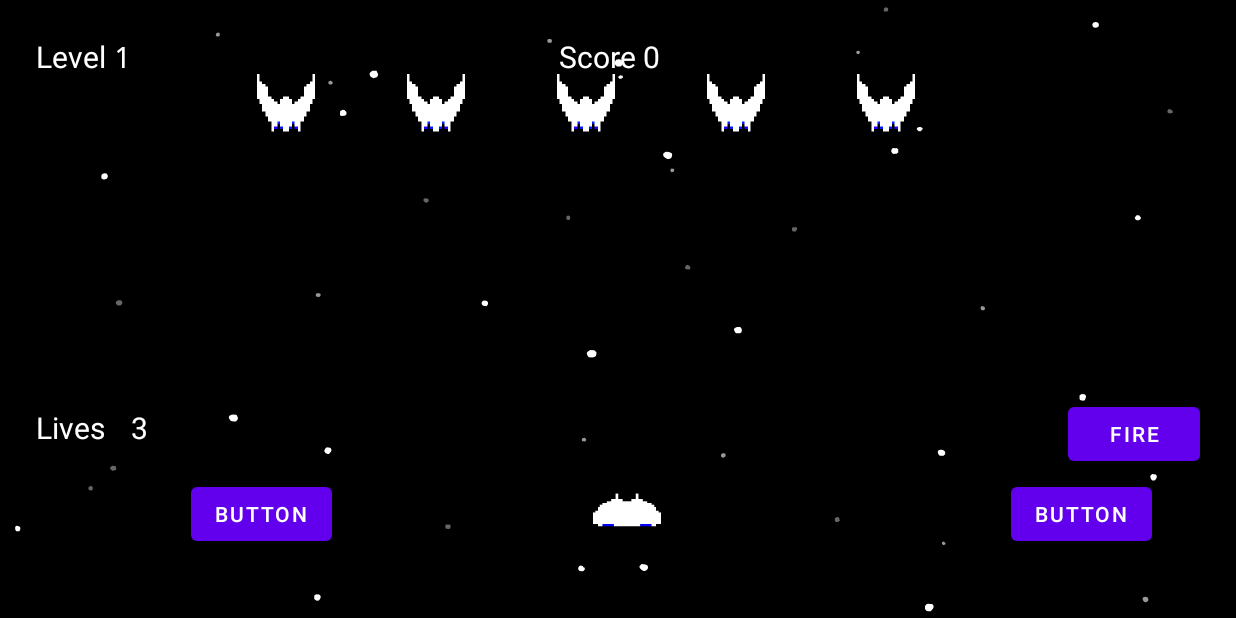
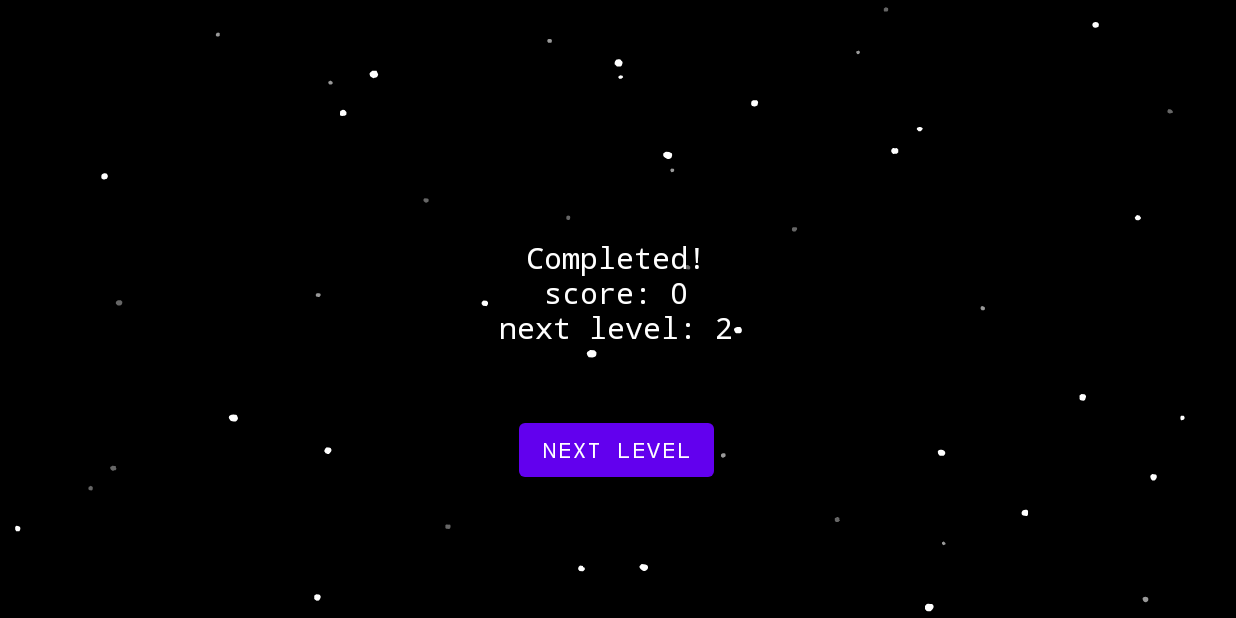
Before and after one commit to retr00h/SpaceInvaders, an Android app: the screen it shows after launch (MainActivity), after a tap on "START", on a phone screen of 824 x 412 dp (held sideways). Run offline under Robolectric (Android 15) with nearby library versions, the phone set to English and light mode, and no system bars; 1 statement that could not run was skipped.

Commit message:
Aggiunti livelli e punteggio effettivi

```diff
--- a/app/src/main/java/com/devfabiocirelli/spaceinvaders/GameFragment.kt
+++ b/app/src/main/java/com/devfabiocirelli/spaceinvaders/GameFragment.kt
@@ -1,6 +1,7 @@
 package com.devfabiocirelli.spaceinvaders
 
 import android.os.Bundle
+import android.util.Log
 import android.view.LayoutInflater
 import android.view.View
 import android.view.ViewGroup
@@ -10,7 +11,7 @@ import androidx.fragment.app.Fragment
 import kotlinx.android.synthetic.main.fragment_game.*
 import kotlin.concurrent.thread
 
-class GameFragment(val mainActivity: MainActivity, var gameData: GameData) : Fragment() {
+class GameFragment(val mainActivity: MainActivity) : Fragment() {
     val TAG = "GameFragment"
 
     lateinit var rightButton: Button
@@ -21,6 +22,10 @@ class GameFragment(val mainActivity: MainActivity, var gameData: GameData) : Fra
     lateinit var livesTextView: TextView
     lateinit var scoreText: TextView
     var fire = false
+    var wichLevel = 0
+    var numEnemies = 0
+    var lives = 0
+    var score = 0
 
     override fun onCreateView(inflater: LayoutInflater, container: ViewGroup?, savedInstanceState: Bundle?): View? {
 
@@ -32,15 +37,16 @@ class GameFragment(val mainActivity: MainActivity, var gameData: GameData) : Fra
         livesTextView = rootView.findViewById(R.id.livesInt)
         scoreText = rootView.findViewById(R.id.scoreIntView)
 
-        val wichLevel = gameData.level
-        val numEnemies = gameData.enemies
-        val lives = gameData.lives
-        val score = gameData.score
+        val gameData = mainActivity.dataBaseHelper.readGameData()
 
-        levelText.setText("${wichLevel}")
-        livesTextView.setText("${lives}")
-        scoreText.setText("${score}")
-        //gameField.generateEnemy(numEnemies)
+        wichLevel = gameData.level
+        numEnemies = gameData.enemies
+        lives = gameData.lives
+        score = gameData.score
+
+        levelText.setText("${mainActivity.applicationContext.getString(R.string.LevelText)}: ${wichLevel}")
+        livesTextView.setText("${mainActivity.applicationContext.getString(R.string.livesText)}: ${lives}")
+        scoreText.setText("${mainActivity.applicationContext.getString(R.string.scoreText)}: ${score}")
 
         rightButton.setOnClickListener{
             gameField.onClickUpdateRight()
@@ -59,27 +65,46 @@ class GameFragment(val mainActivity: MainActivity, var gameData: GameData) : Fra
 
         thread(start = true) {
             var timing = 0
+
             while (true) {
                 //Se il giocatore ha sparato, entra nell'if e chiede alla view di ridisegnarsi ogni 10 millisecondi
                     try {
                         if (fire) {
-                            if (timing % 2 == 0) {
+                            //if (timing % 2 == 0) {
                                 var fine = gameField.onClickFire()
                                 gameField.invalidate()
                                 if (fine == 0) {
                                     fire = false
                                 }
-                                timing = 0
-                            }
+                            //timing = 0
+                            //}
                         }
                         timing++
+
                         if (gameField.start) {
                             gameField.enemyUpdatePosition()
                         }
+
+                        if(gameField.colpito) {
+                            gameField.colpito = false
+                            score += gameField.points
+                            setNewScore(score)
+                        }
+
                         Thread.sleep(100)
+
+                        if(gameField.getEnemy() <= 0){
+                            score += gameField.points
+                            setNewScore(score)
+                            mainActivity.scoreFragment()
+                            setEnemies(numEnemies)
+                            break
+                        }
+
                     } catch (e :NullPointerException) {
                         break
                     }
+
 
             }
         }
@@ -91,12 +116,25 @@ class GameFragment(val mainActivity: MainActivity, var gameData: GameData) : Fra
 
     }
 
+    override fun onStart() {
+        super.onStart()
+        setEnemies(numEnemies)
+    }
+
     override fun onPause() {
         super.onPause()
-        val newGameData = mainActivity.dataBaseHelper.updateGameData(scoreText.text.toString().toInt(), livesTextView.text.toString().toInt(), gameField.getEnemy(), levelText.text.toString().toInt(), 1)
+        mainActivity.dataBaseHelper.updateGameData(score, lives, gameField.getEnemy(), wichLevel, 1)
 
     }
 
+    private fun setEnemies(enemies: Int){
+        gameField.generateEnemy(enemies)
+    }
 
+    private fun setNewScore(newScore: Int){
+        scoreText.post {
+            scoreText.setText("${mainActivity.applicationContext.getString(R.string.scoreText)}: ${newScore}")
+        }
+    }
 
 }
--- a/app/src/main/java/com/devfabiocirelli/spaceinvaders/MainActivity.kt
+++ b/app/src/main/java/com/devfabiocirelli/spaceinvaders/MainActivity.kt
@@ -48,7 +48,7 @@ class MainActivity : AppCompatActivity() {
         conf.locale = if (settings.locale.startsWith("en")) Locale.ENGLISH else Locale.ITALIAN
         resources.updateConfiguration(conf, dm)
 
-        gameFragment = GameFragment(this, gameData)
+        gameFragment = GameFragment(this)
 
         // inserisce l'istanza di startPageFragment nel contentFragment e la visualizza
         val fragmentManager = supportFragmentManager
@@ -92,4 +92,29 @@ class MainActivity : AppCompatActivity() {
                 or View.SYSTEM_UI_FLAG_HIDE_NAVIGATION
                 or View.SYSTEM_UI_FLAG_FULLSCREEN)
     }
+
+    fun scoreFragment(){
+        val nextLevelFragment = ScoreFragment(this)
+        val fragmentManager = supportFragmentManager
+        val transaction: FragmentTransaction = fragmentManager.beginTransaction()
+        transaction.replace(R.id.contentFragment, nextLevelFragment)
+        transaction.commit()
+    }
+
+    fun gameFragment(){
+        gameFragment = GameFragment(this)
+        val fragmentManager = supportFragmentManager
+        val transaction: FragmentTransaction = fragmentManager.beginTransaction()
+        transaction.replace(R.id.contentFragment, gameFragment)
+        transaction.commit()
+    }
+
+    fun startPageFragment(){
+        val fragmentManager = supportFragmentManager
+        val transaction: FragmentTransaction = fragmentManager.beginTransaction()
+        transaction.replace(R.id.contentFragment, startPageFragment)
+        transaction.commit()
+    }
+
+
 }
--- a/app/src/main/java/com/devfabiocirelli/spaceinvaders/Player.kt
+++ b/app/src/main/java/com/devfabiocirelli/spaceinvaders/Player.kt
@@ -24,12 +24,12 @@ class Player(context: Context, width: Int, height: Int) {
     val selectedCustom = dataBaseHelper.readCustomization()
 
     var selectedShipColor = when(selectedCustom.color) {
-        0 -> R.color.green
-        1 -> R.color.blue
-        2 -> R.color.red
-        3 -> R.color.grey
-        4 -> R.color.darkGrey
-        else -> R.color.white
+        0 -> Color.GREEN
+        1 -> Color.BLUE
+        2 -> Color.RED
+        3 -> Color.GRAY
+        4 -> Color.YELLOW
+        else -> Color.WHITE
     }
 
     private var selectedShip = when(selectedCustom.ship){
@@ -40,13 +40,10 @@ class Player(context: Context, width: Int, height: Int) {
         else -> R.mipmap.ic_playership_1_foreground
     }
 
-    //TODO: controllare
-    val ship = setShip(selectedShip, selectedShipColor)
-
-    val shipBitmap =  BitmapFactory.decodeResource(context.resources, ship)
+    val shipBitmap =  BitmapFactory.decodeResource(context.resources, selectedShip)
     val mShipBitmap =  Bitmap.createScaledBitmap(shipBitmap, h, w, false)
 
-    //Le seguenti coordinate vengono utilizzate anche per i proiettili
+    //Le seguenti coordinate vengono utilizzate per la hitbox del giocatore e per i proiettili
     var top = y + (mShipBitmap.height*0.3).toInt()
     var bottom= y + (mShipBitmap.height*0.8).toInt()
     val left = x + (mShipBitmap.width*0.2).toInt()
@@ -108,15 +105,6 @@ class Player(context: Context, width: Int, height: Int) {
 
     }
 
-
-    //TODO: da controllare
-    //Imposta il colore dell'astronave
-    private fun setShip(selectedShip: Int, selectedColor: Int): Int{
-
-        return selectedShip
-
-    }
-
     fun compactBulletList(bullet: Rect){
         var tempBulletList = mutableListOf<Rect>()
         for(r: Rect in bulletList){
--- /dev/null
+++ b/app/src/main/java/com/devfabiocirelli/spaceinvaders/ScoreFragment.kt
@@ -0,0 +1,71 @@
+package com.devfabiocirelli.spaceinvaders
+
+import android.os.Bundle
+import android.util.Log
+import androidx.fragment.app.Fragment
+import android.view.LayoutInflater
+import android.view.View
+import android.view.ViewGroup
+import android.widget.Button
+import android.widget.TextView
+import androidx.fragment.app.FragmentTransaction
+import kotlinx.android.synthetic.main.fragment_customization.*
+import kotlinx.android.synthetic.main.fragment_score.*
+
+class ScoreFragment(val mainActivity: MainActivity) : Fragment() {
+
+
+    lateinit var rootView: View
+    lateinit var textView: TextView
+    lateinit var nextLevelButton: Button
+
+
+    override fun onCreateView(
+        inflater: LayoutInflater, container: ViewGroup?,
+        savedInstanceState: Bundle?
+    ): View? {
+
+        rootView = inflater.inflate(R.layout.fragment_score, container, false)
+        textView = rootView.findViewById(R.id.textView2)
+        nextLevelButton = rootView.findViewById(R.id.nextLevelButton)
+
+        val gameData = mainActivity.dataBaseHelper.readGameData()
+        var level = gameData.level
+        var numEnemies = gameData.enemies
+        var lives = gameData.lives
+        var score = gameData.score
+
+        level++
+
+        if(level == 6){
+
+            textView.setText("${mainActivity.applicationContext.getString(R.string.gameCompleted)}")
+
+            nextLevelButton.setText("${mainActivity.applicationContext.getString(R.string.HomePage)}")
+
+            nextLevelButton.setOnClickListener{
+                mainActivity.dataBaseHelper.updateGameData(0, 3, 2, 1, 0)
+                mainActivity.startPageFragment()
+            }
+
+        } else {
+
+            textView.setText(
+                "${mainActivity.applicationContext.getString(R.string.CompletedText)}\n" +
+                        "score: ${score}\n" +
+                        "next level: ${level}"
+            )
+
+            nextLevelButton.setOnClickListener {
+
+                numEnemies = level + 2
+                mainActivity.dataBaseHelper.updateGameData(score, lives, numEnemies, level, 1)
+                mainActivity.gameFragment()
+            }
+
+        }
+
+        return rootView
+    }
+
+}
--- a/app/src/main/java/com/devfabiocirelli/spaceinvaders/StartPageFragment.kt
+++ b/app/src/main/java/com/devfabiocirelli/spaceinvaders/StartPageFragment.kt
@@ -2,6 +2,7 @@ package com.devfabiocirelli.spaceinvaders
 
 import android.content.DialogInterface
 import android.os.Bundle
+import android.util.Log
 import android.view.LayoutInflater
 import android.view.View
 import android.view.ViewGroup
@@ -53,6 +54,7 @@ class StartPageFragment(private val mainActivity: MainActivity) : Fragment() {
                 // non viene annullato, ma persiste
                 builder.setCancelable(false)
                 builder.setPositiveButton(getString(R.string.alertPositiveButton)) { _: DialogInterface, _: Int ->
+                    mainActivity.dataBaseHelper.updateGameData(0, 3, 2, 1, 1)
                     startGame()
                 }
                 builder.setNegativeButton(getString(R.string.alertNegativeButton)) { _: DialogInterface, _: Int ->}
@@ -66,7 +68,8 @@ class StartPageFragment(private val mainActivity: MainActivity) : Fragment() {
         resumeBtn.setOnClickListener{
             // se uno qualunque dei dati di gioco equivale a -1, non c'è una partita salvata,
             // quindi non si può riprendere una partita salvata
-            if (mainActivity.gameData.resumableGame == 1) {
+            if (mainActivity.gameData.resumableGame == 0) {
+                Log.i("CIAOO", "${mainActivity.gameData.resumableGame}")
                 Toast.makeText(context, getString(R.string.noSavedGameAvailable), Toast.LENGTH_SHORT).show()
             } else {
                 startGame()
--- a/app/src/main/res/layout-land/fragment_game.xml
+++ b/app/src/main/res/layout-land/fragment_game.xml
@@ -27,7 +27,7 @@
         android:text="Button"
         app:layout_constraintBottom_toBottomOf="parent"
         app:layout_constraintEnd_toStartOf="@+id/rightButton"
-        app:layout_constraintHorizontal_bias="0.714"
+        app:layout_constraintHorizontal_bias="0.0"
         app:layout_constraintStart_toStartOf="parent"
         app:layout_constraintTop_toTopOf="parent"
         app:layout_constraintVertical_bias="0.933" />
@@ -65,21 +65,25 @@
         app:layout_constraintBottom_toBottomOf="parent"
         app:layout_constraintEnd_toEndOf="parent"
         app:layout_constraintHorizontal_bias="0.0"
-        app:layout_constraintStart_toEndOf="@+id/levelTextView"
+        app:layout_constraintStart_toStartOf="parent"
         app:layout_constraintTop_toTopOf="parent"
-        app:layout_constraintVertical_bias="0.0" />
+        app:layout_constraintVertical_bias="0.0"
+        tools:text="@string/LevelText" />
 
     <TextView
         android:id="@+id/livesInt"
         android:layout_width="wrap_content"
         android:layout_height="wrap_content"
-        android:text="TextView"
+        android:layout_marginTop="40dp"
+        android:text="@string/livesText"
         android:textColor="#FFFFFF"
         android:textSize="20sp"
-        app:layout_constraintBaseline_toBaselineOf="@+id/livesTextView"
+        app:layout_constraintBottom_toBottomOf="parent"
         app:layout_constraintEnd_toEndOf="parent"
-        app:layout_constraintHorizontal_bias="0.083"
-        app:layout_constraintStart_toStartOf="parent" />
+        app:layout_constraintHorizontal_bias="0.0"
+        app:layout_constraintStart_toStartOf="parent"
+        app:layout_constraintTop_toBottomOf="@+id/levelIntView"
+        app:layout_constraintVertical_bias="0.678" />
 
     <TextView
         android:id="@+id/scoreIntView"
@@ -87,48 +91,12 @@
         android:layout_height="wrap_content"
         android:textColor="#FDFDFD"
         android:textSize="20sp"
-        app:layout_constraintBaseline_toBaselineOf="@+id/scoreTextView"
+        app:layout_constraintBottom_toBottomOf="parent"
         app:layout_constraintEnd_toEndOf="parent"
-        app:layout_constraintHorizontal_bias="0.529"
+        app:layout_constraintHorizontal_bias="0.499"
         app:layout_constraintStart_toStartOf="parent"
-        tools:text="@tools:sample/cities" />
-
-    <TextView
-        android:id="@+id/levelTextView"
-        android:layout_width="wrap_content"
-        android:layout_height="wrap_content"
-        android:text="@string/LevelText"
-        android:textColor="#FFFFFF"
-        android:textSize="20sp"
-        app:layout_constraintBaseline_toBaselineOf="@+id/levelIntView"
-        app:layout_constraintStart_toStartOf="parent" />
-
-    <TextView
-        android:id="@+id/livesTextView"
-        android:layout_width="wrap_content"
-        android:layout_height="wrap_content"
-        android:text="@string/livesText"
-        android:textColor="#FFFFFF"
-        android:textSize="20sp"
-        app:layout_constraintBottom_toBottomOf="parent"
-        app:layout_constraintEnd_toStartOf="@+id/livesInt"
-        app:layout_constraintHorizontal_bias="0.0"
-        app:layout_constraintStart_toStartOf="parent"
-        app:layout_constraintTop_toBottomOf="@+id/levelTextView"
-        app:layout_constraintVertical_bias="0.712" />
-
-    <TextView
-        android:id="@+id/scoreTextView"
-        android:layout_width="wrap_content"
-        android:layout_height="wrap_content"
-        android:text="@string/scoreText"
-        android:textColor="#FFFFFF"
-        android:textSize="20sp"
-        app:layout_constraintBottom_toBottomOf="parent"
-        app:layout_constraintEnd_toStartOf="@+id/scoreIntView"
-        app:layout_constraintHorizontal_bias="1.0"
-        app:layout_constraintStart_toEndOf="@+id/levelIntView"
         app:layout_constraintTop_toTopOf="parent"
-        app:layout_constraintVertical_bias="0.0" />
+        app:layout_constraintVertical_bias="0.0"
+        tools:text="@string/scoreText" />
 
 </androidx.constraintlayout.widget.ConstraintLayout>
--- /dev/null
+++ b/app/src/main/res/layout-land/fragment_score.xml
@@ -0,0 +1,36 @@
+<?xml version="1.0" encoding="utf-8"?>
+<androidx.constraintlayout.widget.ConstraintLayout xmlns:android="http://schemas.android.com/apk/res/android"
+    xmlns:app="http://schemas.android.com/apk/res-auto"
+    xmlns:tools="http://schemas.android.com/tools"
+    android:layout_width="match_parent"
+    android:layout_height="match_parent"
+    tools:context=".ScoreFragment" >
+
+    <TextView
+        android:id="@+id/textView2"
+        android:layout_width="304dp"
+        android:layout_height="99dp"
+        android:fontFamily="monospace"
+        android:gravity="center"
+        android:text="@string/CompletedText"
+        android:textColor="@color/white"
+        android:textSize="20sp"
+        app:layout_constraintBottom_toTopOf="@+id/nextLevelButton"
+        app:layout_constraintEnd_toEndOf="parent"
+        app:layout_constraintHorizontal_bias="0.498"
+        app:layout_constraintStart_toStartOf="parent"
+        app:layout_constraintTop_toTopOf="parent"
+        app:layout_constraintVertical_bias="0.823" />
+
+    <Button
+        android:id="@+id/nextLevelButton"
+        android:layout_width="wrap_content"
+        android:layout_height="wrap_content"
+        android:layout_marginBottom="88dp"
+        android:fontFamily="monospace"
+        android:text="@string/nextLevelTextButton"
+        app:layout_constraintBottom_toBottomOf="parent"
+        app:layout_constraintEnd_toEndOf="parent"
+        app:layout_constraintHorizontal_bias="0.499"
+        app:layout_constraintStart_toStartOf="parent" />
+</androidx.constraintlayout.widget.ConstraintLayout>
--- a/app/src/main/res/values/strings.xml
+++ b/app/src/main/res/values/strings.xml
@@ -26,4 +26,9 @@
     <string name="LevelText">"Level "</string>
     <string name="livesText">"Lives "</string>
     <string name="scoreText">"Score "</string>
+    <!-- TODO: Remove or change this placeholder text -->
+    <string name="CompletedText">Completed!</string>
+    <string name="nextLevelTextButton">Next level</string>
+    <string name="gameCompleted">Game completed!</string>
+    <string name="HomePage">Home page</string>
 </resources>
```
Also changed, not shown: app/src/main/java/com/devfabiocirelli/spaceinvaders/Enemy.kt (+19 -8 lines), app/src/main/java/com/devfabiocirelli/spaceinvaders/Field.kt (+16 -19 lines), 1 other file.
